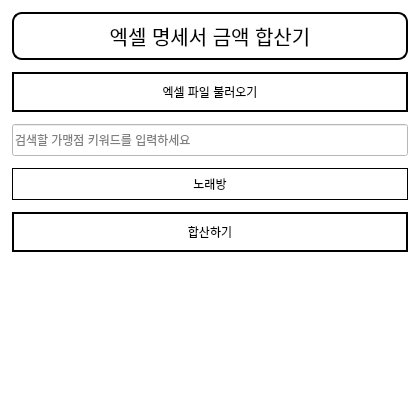
Qt form ui/main_window.ui (Hyunseung-Nam/excel_statement_analyzer) before a commit.
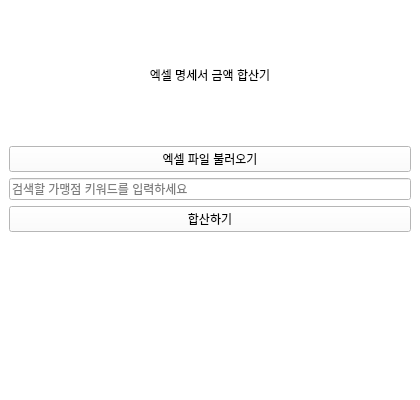
The same form after that commit.

```diff
--- a/ui/main_window.ui
+++ b/ui/main_window.ui
@@ -19,42 +19,8 @@
 
   <widget class="QWidget" name="centralwidget">
    <layout class="QVBoxLayout" name="verticalLayout">
-    <property name="spacing">
-     <number>12</number>
-    </property>
-    <property name="leftMargin">
-     <number>12</number>
-    </property>
-    <property name="topMargin">
-     <number>12</number>
-    </property>
-    <property name="rightMargin">
-     <number>12</number>
-    </property>
-    <property name="bottomMargin">
-     <number>12</number>
-    </property>
-
-    <!-- 제목 라벨 -->
     <item>
      <widget class="QLabel" name="label">
-      <property name="minimumSize">
-       <size>
-        <width>0</width>
-        <height>48</height>
-       </size>
-      </property>
-      <property name="font">
-       <font>
-        <pointsize>15</pointsize>
-       </font>
-      </property>
-      <property name="styleSheet">
-       <string notr="true">color: black;
-border: 2px solid black;
-border-radius: 10px;
-padding: 5px;</string>
-      </property>
       <property name="text">
        <string>엑셀 명세서 금액 합산기</string>
       </property>
@@ -67,22 +33,6 @@
     <!-- 엑셀 파일 불러오기 버튼 -->
     <item>
      <widget class="QPushButton" name="btn_load_excel">
-      <property name="minimumSize">
-       <size>
-        <width>0</width>
-        <height>40</height>
-       </size>
-      </property>
-      <property name="styleSheet">
-       <string notr="true">QPushButton{
-    color: black;
-    border: 2px solid black;
-    padding: 5px;
-}
-QPushButton:hover{
-    background-color: gray;
-}</string>
-      </property>
       <property name="text">
        <string>엑셀 파일 불러오기</string>
       </property>
@@ -92,65 +42,13 @@
     <!-- 키워드 입력 -->
     <item>
      <widget class="QLineEdit" name="input_keyword">
-      <property name="minimumSize">
-       <size>
-        <width>0</width>
-        <height>32</height>
-       </size>
-      </property>
-      <property name="styleSheet">
-       <string notr="true">color: black;</string>
-      </property>
       <property name="placeholderText">
        <string>검색할 가맹점 키워드를 입력하세요</string>
       </property>
      </widget>
     </item>
-
-    <!-- 미리 준비된 키워드 버튼 -->
-    <item>
-     <widget class="QPushButton" name="btn_keyword_noraebang">
-      <property name="minimumSize">
-       <size>
-        <width>0</width>
-        <height>32</height>
-       </size>
-      </property>
-      <property name="styleSheet">
-       <string notr="true">QPushButton{
-    color: black;
-    border: 1px solid black;
-    padding: 3px;
-}
-QPushButton:hover{
-    background-color: lightgray;
-}</string>
-      </property>
-      <property name="text">
-       <string>노래방</string>
-      </property>
-     </widget>
-    </item>
-
-    <!-- 합산하기 버튼 -->
     <item>
      <widget class="QPushButton" name="btn_calculate">
-      <property name="minimumSize">
-       <size>
-        <width>0</width>
-        <height>40</height>
-       </size>
-      </property>
-      <property name="styleSheet">
-       <string notr="true">QPushButton{
-    color: black;
-    border: 2px solid black;
-    padding: 5px;
-}
-QPushButton:hover{
-    background-color: gray;
-}</string>
-      </property>
       <property name="text">
        <string>합산하기</string>
       </property>
@@ -160,20 +58,6 @@
     <!-- 합산 결과 라벨 -->
     <item>
      <widget class="QLabel" name="lbl_sum_result">
-      <property name="minimumSize">
-       <size>
-        <width>0</width>
-        <height>48</height>
-       </size>
-      </property>
-      <property name="font">
-       <font>
-        <pointsize>12</pointsize>
-       </font>
-      </property>
-      <property name="styleSheet">
-       <string notr="true">color: black;</string>
-      </property>
       <property name="text">
        <string/>
       </property>
@@ -182,20 +66,6 @@
       </property>
      </widget>
     </item>
-
-    <item>
-     <spacer name="verticalSpacer">
-      <property name="orientation">
-       <enum>Qt::Vertical</enum>
-      </property>
-      <property name="sizeHint" stdset="0">
-       <size>
-        <width>20</width>
-        <height>10</height>
-       </size>
-      </property>
-     </spacer>
-    </item>
    </layout>
   </widget>
 
```
Left out of the diff: 8 changed lines with no effect on the pictures.
